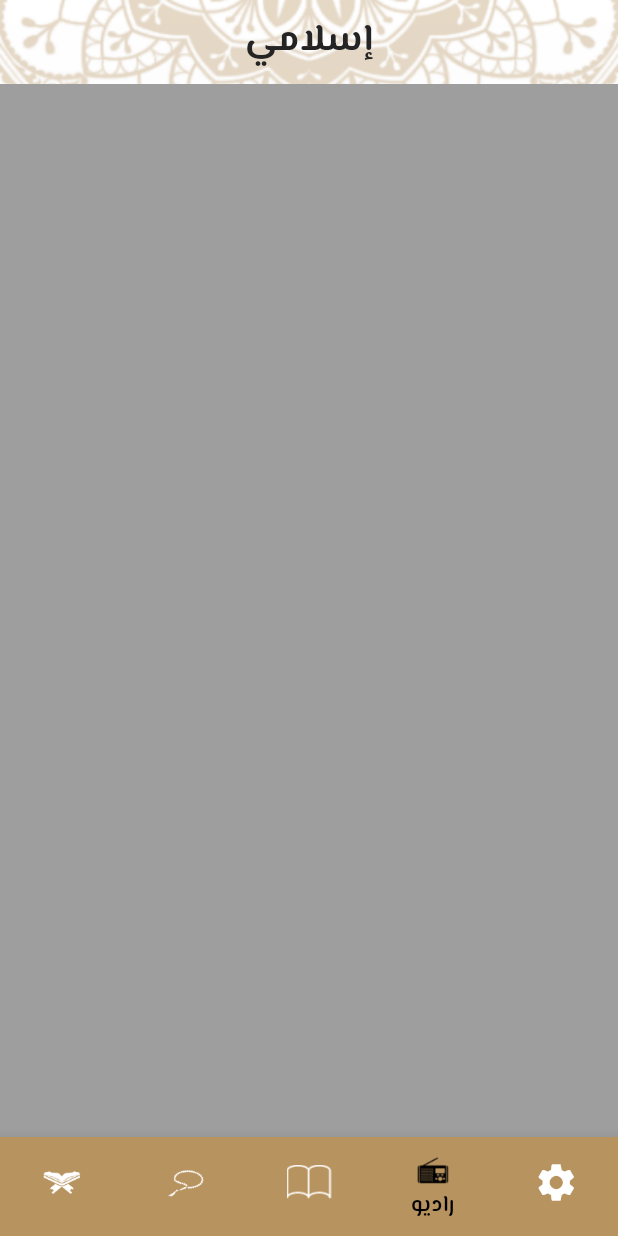
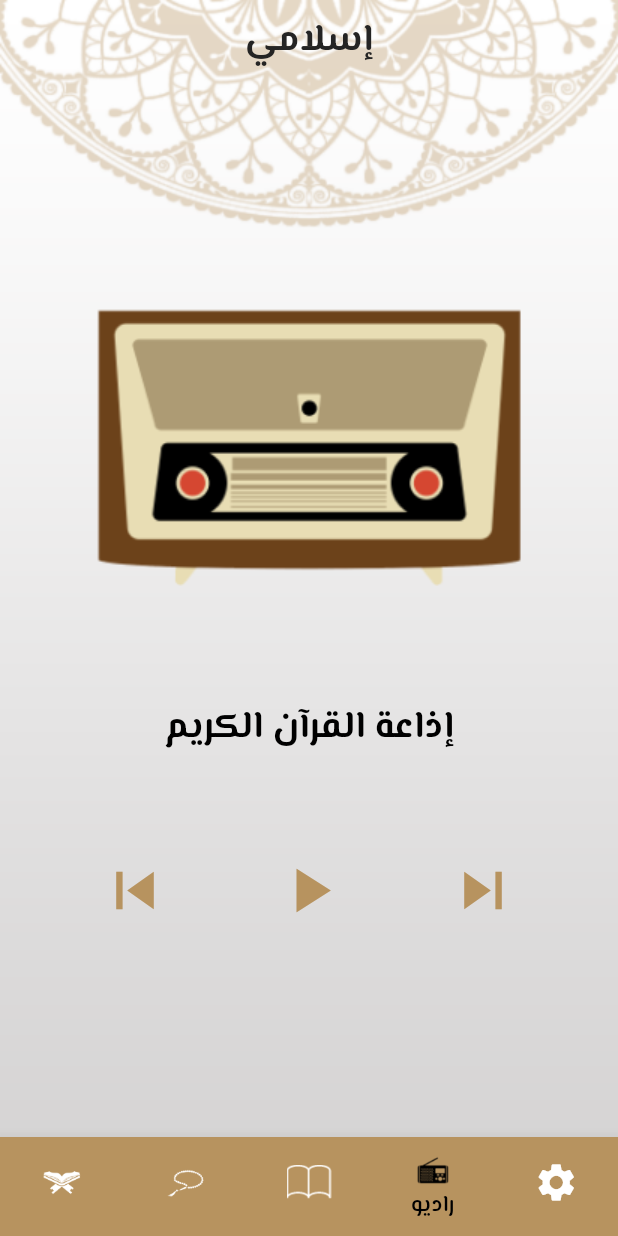
Before and after one commit to mo-kishk-123/Islami-App, a Flutter app: the screen it shows after launch, item 4 of the bottom bar chosen, on a phone screen of 412 x 824 dp. Run offline on Flutter 3.47's test engine with Material 3 defaults, Android fonts, the phone set to English and light mode, and no system bars; our stand-ins replace google_fonts.

Commit message:
radio tab

```diff
--- a/lib/Home/tabs/radio_tab.dart
+++ b/lib/Home/tabs/radio_tab.dart
@@ -7,8 +7,51 @@ class Radioo extends StatelessWidget {
 
   @override
   Widget build(BuildContext context) {
-    return Scaffold(
-      backgroundColor: Colors.grey,
+    return Column(
+      mainAxisAlignment: MainAxisAlignment.center,
+      crossAxisAlignment: CrossAxisAlignment.center,
+      children: [
+        Image.asset("assets/images/radio_image.png"),
+        SizedBox(
+          height: 57,
+        ),
+        Text(
+          "إذاعة القرآن الكريم",
+          style: Theme.of(context).textTheme.bodyLarge,
+        ),
+        SizedBox(
+          height: 57,
+        ),
+        Row(
+          mainAxisAlignment: MainAxisAlignment.center,
+          children: [
+            IconButton(
+              onPressed: () {},
+              icon: Icon(Icons.skip_previous),
+              color: Color(0xFFB7935F),
+              iconSize: 50,
+            ),
+            SizedBox(
+              width: 50,
+            ),
+            IconButton(
+              onPressed: () {},
+              icon: Icon(Icons.play_arrow),
+              color: Color(0xFFB7935F),
+              iconSize: 50,
+            ),
+            SizedBox(
+              width: 50,
+            ),
+            IconButton(
+              onPressed: () {},
+              icon: Icon(Icons.skip_next),
+              color: Color(0xFFB7935F),
+              iconSize: 50,
+            ),
+          ],
+        )
+      ],
     );
   }
 }
```
